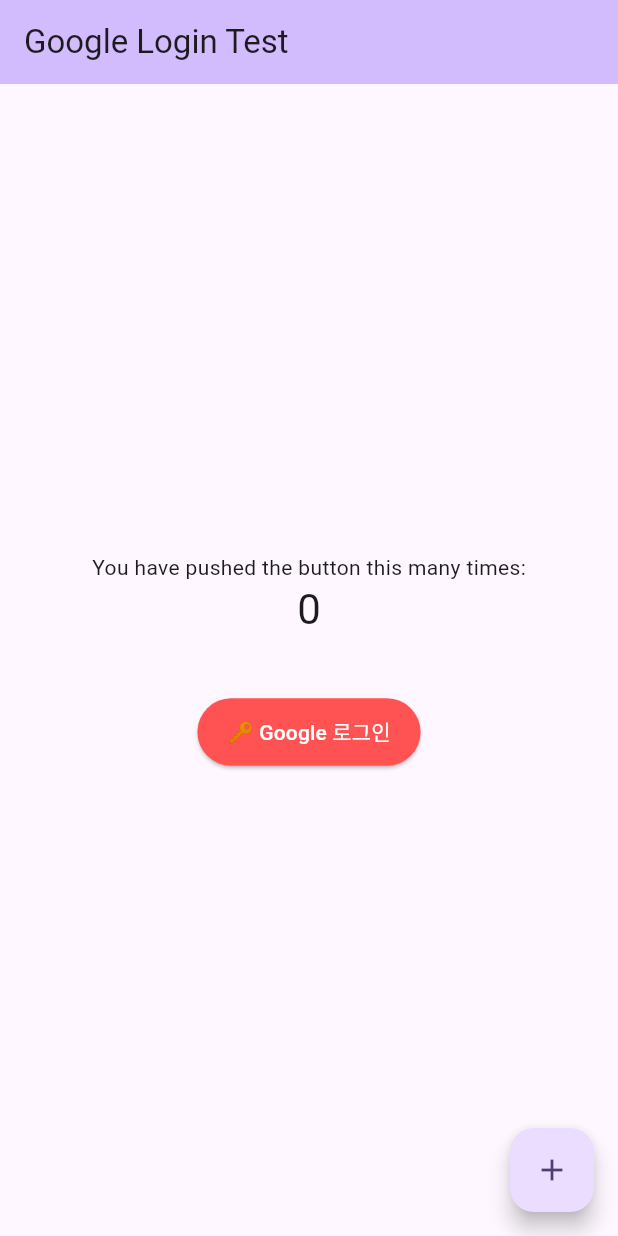
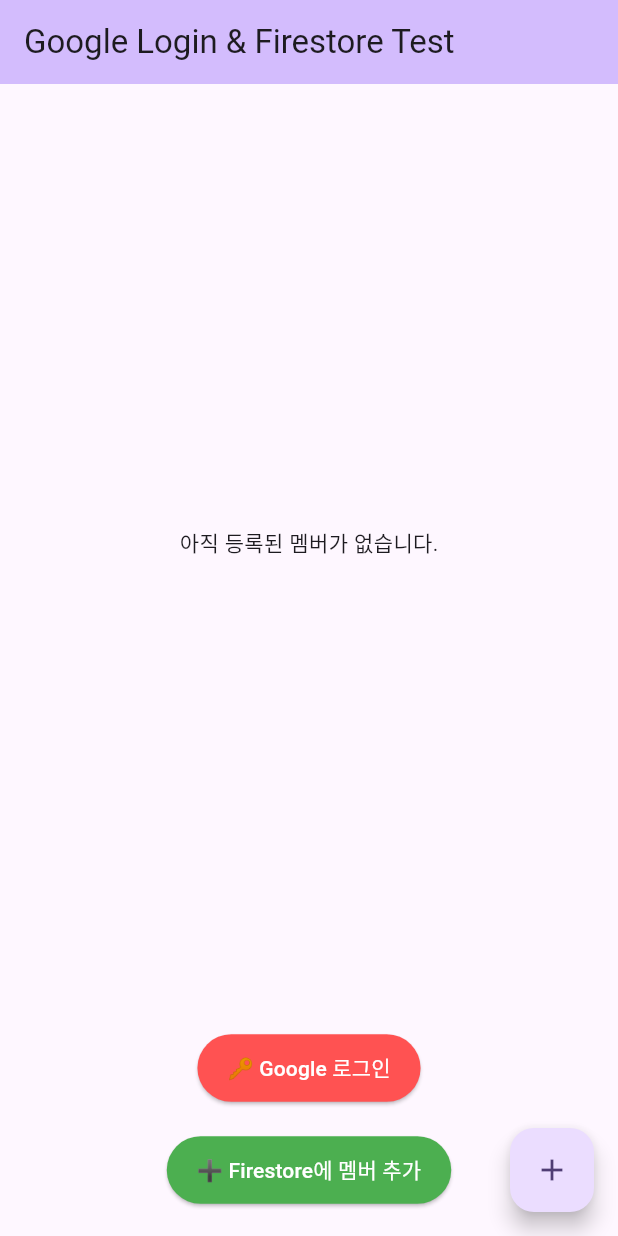
Before and after one commit to Indexnlog/dgrr, a Flutter app: the screen it shows after launch, after a tap on "🔑 Google 로그인", on a phone screen of 412 x 824 dp. Run offline on Flutter 3.47's test engine with Material 3 defaults, Android fonts, the light colour scheme and no system bars; our stand-ins replace cloud_firestore, firebase_auth, firebase_core, google_sign_in; accounts and stored records are empty.

Commit message:
✅ iOS Firebase 연동 & Google 로그인 & Firestore 테스트 완료

```diff
--- a/lib/main.dart
+++ b/lib/main.dart
@@ -2,6 +2,7 @@
 import 'package:flutter/material.dart';
 import 'package:firebase_auth/firebase_auth.dart';
 import 'package:google_sign_in/google_sign_in.dart';
+import 'package:cloud_firestore/cloud_firestore.dart'; // ✅ Firestore
 
 void main() async {
   WidgetsFlutterBinding.ensureInitialized();
@@ -12,7 +13,6 @@
 class MyApp extends StatelessWidget {
   const MyApp({super.key});
 
-  // This widget is the root of your application.
   @override
   Widget build(BuildContext context) {
     return MaterialApp(
@@ -20,7 +20,7 @@
       theme: ThemeData(
         colorScheme: ColorScheme.fromSeed(seedColor: Colors.deepPurple),
       ),
-      home: const MyHomePage(title: 'Google Login Test'),
+      home: const MyHomePage(title: 'Google Login & Firestore Test'),
     );
   }
 }
@@ -33,31 +33,33 @@
   State<MyHomePage> createState() => _MyHomePageState();
 }
 
-
 class _MyHomePageState extends State<MyHomePage> {
   int _counter = 0;
 
-  // ✅ 기존 카운터 증가 함수
+  // ✅ 카운터 증가
   void _incrementCounter() {
     setState(() {
       _counter++;
     });
   }
 
-  // ✅ Google 로그인 함수
+  // ✅ Google 로그인
   Future<void> _signInWithGoogle() async {
     try {
       final GoogleSignInAccount? googleUser = await GoogleSignIn().signIn();
-      if (googleUser == null) return; // 로그인 취소하면 끝냄
+      if (googleUser == null) return; // 로그인 취소
 
-      final GoogleSignInAuthentication googleAuth = await googleUser.authentication;
+      final GoogleSignInAuthentication googleAuth =
+          await googleUser.authentication;
 
       final credential = GoogleAuthProvider.credential(
         accessToken: googleAuth.accessToken,
         idToken: googleAuth.idToken,
       );
 
-      final userCredential = await FirebaseAuth.instance.signInWithCredential(credential);
+      final userCredential = await FirebaseAuth.instance.signInWithCredential(
+        credential,
+      );
       final user = userCredential.user;
 
       if (user != null) {
@@ -68,9 +70,34 @@
       }
     } catch (e) {
       print('❌ 구글 로그인 오류: $e');
-      ScaffoldMessenger.of(context).showSnackBar(
-        SnackBar(content: Text('구글 로그인 실패: $e')),
-      );
+      ScaffoldMessenger.of(
+        context,
+      ).showSnackBar(SnackBar(content: Text('구글 로그인 실패: $e')));
+    }
+  }
+
+  // ✅ Firestore에 테스트 멤버 추가 (uid 포함)
+  Future<void> _addTestMember() async {
+    try {
+      final uid = FirebaseAuth.instance.currentUser?.uid;
+      await FirebaseFirestore.instance.collection('members').add({
+        'memberId': 'm001',
+        'name': '홍길동',
+        'uniformName': '길동',
+        'number': 7,
+        'phone': '010-1234-5678',
+        'role': 'player',
+        'createdAt': FieldValue.serverTimestamp(),
+        'createdBy': uid, // 로그인한 사용자 UID
+      });
+      ScaffoldMessenger.of(
+        context,
+      ).showSnackBar(const SnackBar(content: Text('✅ Firestore에 멤버 추가 완료!')));
+    } catch (e) {
+      print('❌ Firestore 오류: $e');
+      ScaffoldMessenger.of(
+        context,
+      ).showSnackBar(SnackBar(content: Text('❌ Firestore 오류: $e')));
     }
   }
 
@@ -81,17 +108,46 @@
         backgroundColor: Theme.of(context).colorScheme.inversePrimary,
         title: Text(widget.title),
       ),
-      body: Center(
-        child: Column(
-          mainAxisAlignment: MainAxisAlignment.center,
-          children: <Widget>[
-            const Text('You have pushed the button this many times:'),
-            Text(
-              '$_counter',
-              style: Theme.of(context).textTheme.headlineMedium,
+      body: Column(
+        children: [
+          // 🔥 Firestore members 컬렉션 실시간 출력
+          Expanded(
+            child: StreamBuilder<QuerySnapshot>(
+              stream: FirebaseFirestore.instance
+                  .collection('members')
+                  .orderBy('createdAt', descending: true)
+                  .snapshots(),
+              builder: (context, snapshot) {
+                if (snapshot.connectionState == ConnectionState.waiting) {
+                  return const Center(child: CircularProgressIndicator());
+                }
+                if (!snapshot.hasData || snapshot.data!.docs.isEmpty) {
+                  return const Center(child: Text('아직 등록된 멤버가 없습니다.'));
+                }
+
+                final members = snapshot.data!.docs;
+
+                return ListView.builder(
+                  itemCount: members.length,
+                  itemBuilder: (context, index) {
+                    final data = members[index].data() as Map<String, dynamic>;
+                    final name = data['name'] ?? '이름없음';
+                    final number = data['number'] ?? '';
+                    final createdBy = data['createdBy'] ?? 'unknown';
+                    return ListTile(
+                      leading: const Icon(Icons.person),
+                      title: Text('$name (#$number)'),
+                      subtitle: Text('작성자 UID: $createdBy'),
+                    );
+                  },
+                );
+              },
             ),
-            const SizedBox(height: 40),
-            // ✅ 구글 로그인 버튼 추가
+          ),
+
+          // 아래는 기존 버튼들
+          const SizedBox(height: 20),
+
           ElevatedButton(
             onPressed: _signInWithGoogle,
             style: ElevatedButton.styleFrom(
@@ -101,8 +157,21 @@
             ),
             child: const Text('🔑 Google 로그인'),
           ),
+
+          const SizedBox(height: 20),
+
+          ElevatedButton(
+            onPressed: _addTestMember,
+            style: ElevatedButton.styleFrom(
+              backgroundColor: Colors.green,
+              foregroundColor: Colors.white,
+              padding: const EdgeInsets.symmetric(horizontal: 20, vertical: 12),
+            ),
+            child: const Text('➕ Firestore에 멤버 추가'),
+          ),
+
+          const SizedBox(height: 20),
         ],
-        ),
       ),
       floatingActionButton: FloatingActionButton(
         onPressed: _incrementCounter,
```
Also changed, not shown: 5 other files. Lines whose indentation alone changed are shown as unchanged.
